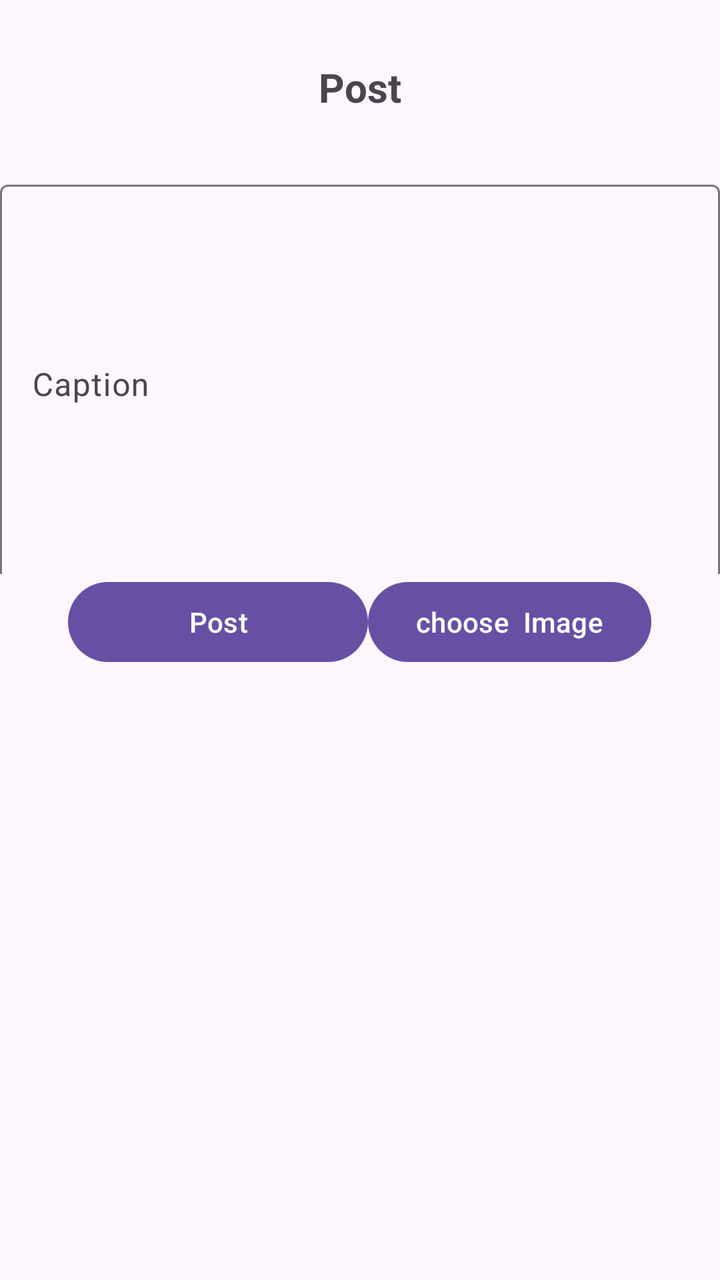
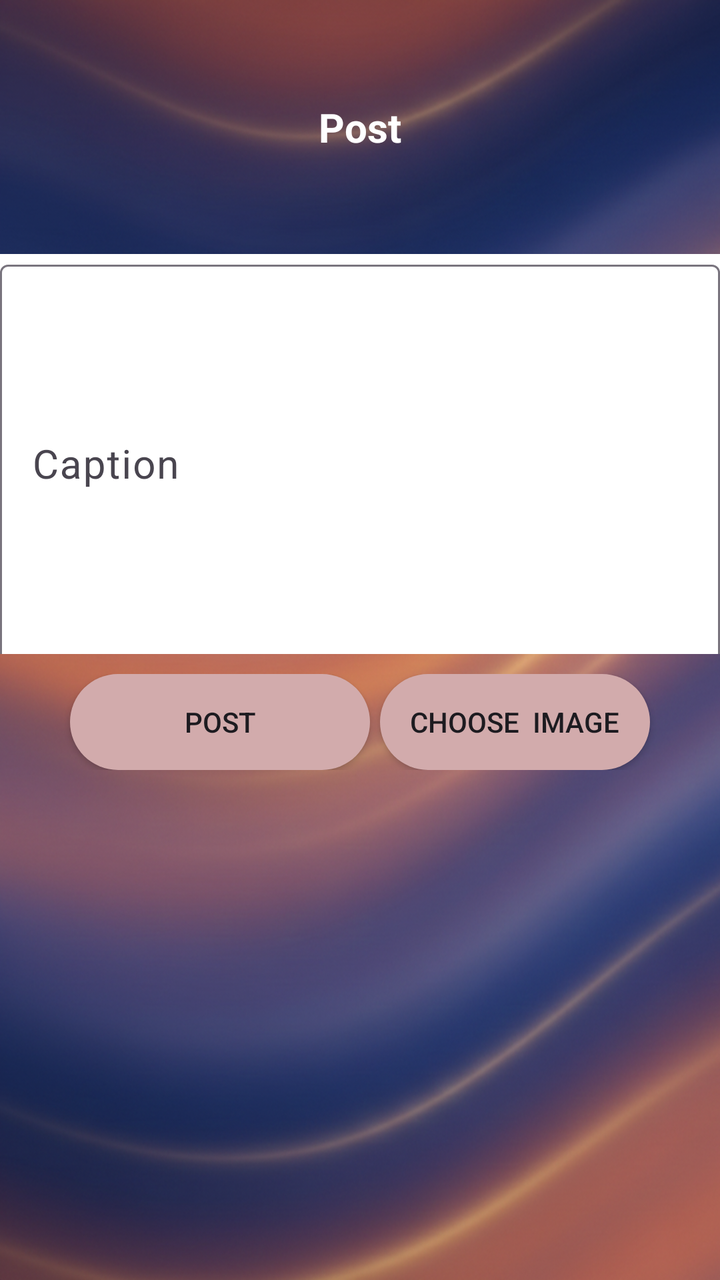

Two renders of the same Android screen: before a commit and after it. Below are the layout's source before the change and the commit's diff.
<!-- AndroidManifest.xml: application theme Theme.CollegeEventManager -->
<!-- res/layout/activity_posting.xml -->
<?xml version="1.0" encoding="utf-8"?>
<LinearLayout xmlns:android="http://schemas.android.com/apk/res/android"
    xmlns:app="http://schemas.android.com/apk/res-auto"
    xmlns:tools="http://schemas.android.com/tools"
    android:id="@+id/main"
    android:layout_width="match_parent"
    android:layout_height="match_parent"
    android:orientation="vertical"
    tools:context=".posting">

    <TextView
        android:id="@+id/textView"
        android:layout_width="wrap_content"
        android:layout_height="wrap_content"
        android:layout_margin="30dp"
        android:layout_gravity="center"
        android:textStyle="bold"
        android:textSize="20sp"
        android:text="Post" />

    <com.google.android.material.textfield.TextInputLayout
        android:layout_width="match_parent"
        android:layout_height="200dp">

        <com.google.android.material.textfield.TextInputEditText
            android:layout_width="match_parent"
            android:layout_height="200dp"
            android:hint="Caption"
            android:id="@+id/caption"/>
    </com.google.android.material.textfield.TextInputLayout>

      <LinearLayout
          android:layout_width="match_parent"
          android:layout_height="wrap_content"
          android:gravity="center">
            <Button
                android:id="@+id/button"
                android:layout_width="150dp"
                android:layout_height="wrap_content"

                android:text="Post" />

            <Button
                android:id="@+id/upload"
                android:layout_width="wrap_content"
                android:layout_height="wrap_content"
                android:text="choose  Image" />
</LinearLayout>




</LinearLayout>
<!-- resources referenced by this layout -->
<resources>
  <style name="Theme.CollegeEventManager" parent="Theme.Material3.DayNight.NoActionBar">
      </style>
</resources>

<!-- the commit's change to res/layout/activity_posting.xml (unified diff, before → after) -->
@@ -6,44 +6,57 @@
     android:layout_width="match_parent"
     android:layout_height="match_parent"
     android:orientation="vertical"
-    tools:context=".posting">
+    tools:context=".posting"
+    android:background="@drawable/backgroundd">
 
     <TextView
         android:id="@+id/textView"
         android:layout_width="wrap_content"
         android:layout_height="wrap_content"
-        android:layout_margin="30dp"
+        android:layout_margin="50dp"
         android:layout_gravity="center"
         android:textStyle="bold"
         android:textSize="20sp"
+        android:textColor="@color/white"
         android:text="Post" />
 
     <com.google.android.material.textfield.TextInputLayout
         android:layout_width="match_parent"
-        android:layout_height="200dp">
+        android:layout_height="200dp"
+        android:background="@color/white">
 
         <com.google.android.material.textfield.TextInputEditText
             android:layout_width="match_parent"
             android:layout_height="200dp"
             android:hint="Caption"
+            android:textColorHint="@color/black"
+            android:textSize="20sp"
+
+
             android:id="@+id/caption"/>
     </com.google.android.material.textfield.TextInputLayout>
 
       <LinearLayout
           android:layout_width="match_parent"
           android:layout_height="wrap_content"
-          android:gravity="center">
-            <Button
+          android:gravity="center"
+          android:layout_marginTop="10dp">
+            <androidx.appcompat.widget.AppCompatButton
                 android:id="@+id/button"
                 android:layout_width="150dp"
                 android:layout_height="wrap_content"
-
+                android:layout_marginRight="5dp"
+                android:background="@drawable/buttton"
                 android:text="Post" />
 
-            <Button
+            <androidx.appcompat.widget.AppCompatButton
                 android:id="@+id/upload"
                 android:layout_width="wrap_content"
                 android:layout_height="wrap_content"
+                android:paddingLeft="15dp"
+                android:paddingRight="15dp"
+
+                android:background="@drawable/buttton"
                 android:text="choose  Image" />
 </LinearLayout>
 
<!-- resource entries referenced after the edit -->
@@ -1,5 +1,18 @@
 <!-- resources referenced by this layout -->
 <resources>
+  <color name="black">#FF000000</color>
+  <color name="white">#FFFFFFFF</color>
+  <!-- drawable backgroundd: png bitmap (drawable, 927786 bytes) -->
+  <!-- drawable buttton (drawable) -->
+  <?xml version="1.0" encoding="utf-8"?>
+  <selector xmlns:android="http://schemas.android.com/apk/res/android">
+  <item>
+       <shape android:shape="rectangle">
+           <solid android:color="#d2abac" />
+           <corners android:radius="30dp"/>
+       </shape>
+  </item>
+  </selector>
   <style name="Theme.CollegeEventManager" parent="Theme.Material3.DayNight.NoActionBar">
       </style>
 </resources>
